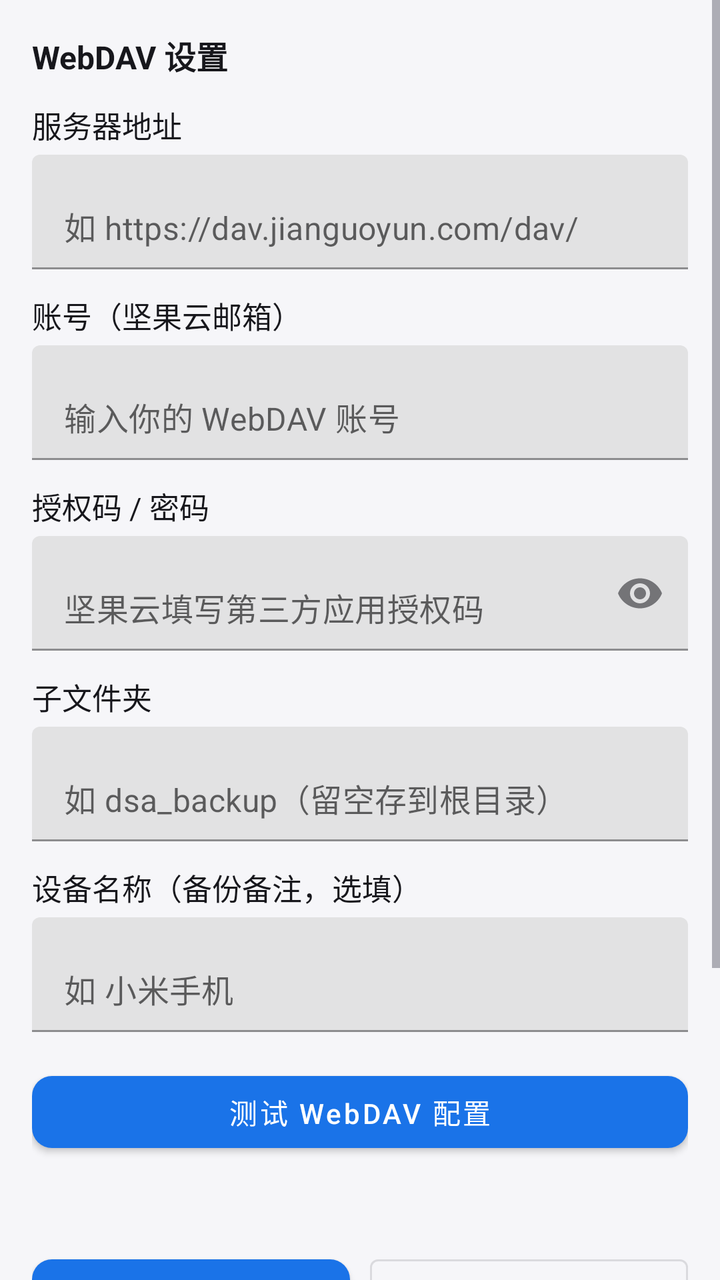
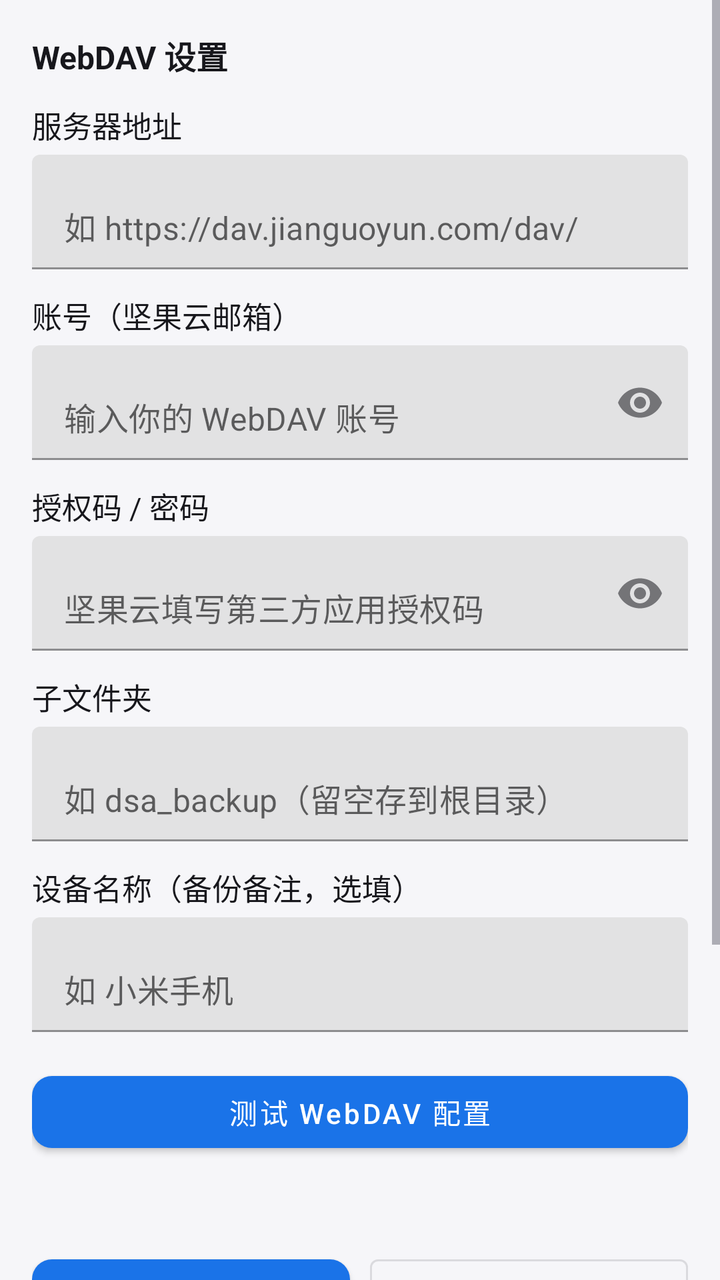

Two renders of the same Android screen: before a commit and after it. Below are the layout's source before the change and the commit's diff.
<!-- AndroidManifest.xml: application theme Theme.DsaMobile -->
<!-- res/layout/activity_backup.xml -->
<?xml version="1.0" encoding="utf-8"?>
<ScrollView xmlns:android="http://schemas.android.com/apk/res/android"
    xmlns:app="http://schemas.android.com/apk/res-auto"
    android:layout_width="match_parent"
    android:layout_height="match_parent">

    <LinearLayout
        android:layout_width="match_parent"
        android:layout_height="wrap_content"
        android:orientation="vertical"
        android:padding="16dp">

        <TextView
            android:layout_width="match_parent"
            android:layout_height="wrap_content"
            android:text="WebDAV 设置"
            android:textColor="?attr/dsaText"
            android:textSize="16sp"
            android:textStyle="bold" />

        <TextView
            android:layout_width="match_parent"
            android:layout_height="wrap_content"
            android:layout_marginTop="12dp"
            android:text="服务器地址"
            android:textColor="?attr/dsaText"
            android:textSize="15sp" />

        <com.google.android.material.textfield.TextInputLayout
            android:layout_width="match_parent"
            android:layout_height="wrap_content"
            android:layout_marginTop="4dp"
            app:hintEnabled="false">

            <com.google.android.material.textfield.TextInputEditText
                android:id="@+id/et_url"
                android:layout_width="match_parent"
                android:layout_height="wrap_content"
                android:hint="如 https://dav.jianguoyun.com/dav/"
                android:inputType="textUri"
                android:singleLine="true" />
        </com.google.android.material.textfield.TextInputLayout>

        <TextView
            android:layout_width="match_parent"
            android:layout_height="wrap_content"
            android:layout_marginTop="12dp"
            android:text="账号（坚果云邮箱）"
            android:textColor="?attr/dsaText"
            android:textSize="15sp" />

        <com.google.android.material.textfield.TextInputLayout
            android:layout_width="match_parent"
            android:layout_height="wrap_content"
            android:layout_marginTop="4dp"
            app:hintEnabled="false">

            <com.google.android.material.textfield.TextInputEditText
                android:id="@+id/et_user"
                android:layout_width="match_parent"
                android:layout_height="wrap_content"
                android:hint="输入你的 WebDAV 账号"
                android:inputType="textEmailAddress"
                android:singleLine="true" />
        </com.google.android.material.textfield.TextInputLayout>

        <TextView
            android:layout_width="match_parent"
            android:layout_height="wrap_content"
            android:layout_marginTop="12dp"
            android:text="授权码 / 密码"
            android:textColor="?attr/dsaText"
            android:textSize="15sp" />

        <com.google.android.material.textfield.TextInputLayout
            android:layout_width="match_parent"
            android:layout_height="wrap_content"
            android:layout_marginTop="4dp"
            app:hintEnabled="false"
            app:endIconMode="password_toggle">

            <com.google.android.material.textfield.TextInputEditText
                android:id="@+id/et_pass"
                android:layout_width="match_parent"
                android:layout_height="wrap_content"
                android:hint="坚果云填写第三方应用授权码"
                android:inputType="textPassword" />
        </com.google.android.material.textfield.TextInputLayout>

        <TextView
            android:layout_width="match_parent"
            android:layout_height="wrap_content"
            android:layout_marginTop="12dp"
            android:text="子文件夹"
            android:textColor="?attr/dsaText"
            android:textSize="15sp" />

        <com.google.android.material.textfield.TextInputLayout
            android:layout_width="match_parent"
            android:layout_height="wrap_content"
            android:layout_marginTop="4dp"
            app:hintEnabled="false">

            <com.google.android.material.textfield.TextInputEditText
                android:id="@+id/et_folder"
                android:layout_width="match_parent"
                android:layout_height="wrap_content"
                android:hint="如 dsa_backup（留空存到根目录）"
                android:inputType="text"
                android:singleLine="true" />
        </com.google.android.material.textfield.TextInputLayout>

        <TextView
            android:layout_width="match_parent"
            android:layout_height="wrap_content"
            android:layout_marginTop="12dp"
            android:text="设备名称（备份备注，选填）"
            android:textColor="?attr/dsaText"
            android:textSize="15sp" />

        <com.google.android.material.textfield.TextInputLayout
            android:layout_width="match_parent"
            android:layout_height="wrap_content"
            android:layout_marginTop="4dp"
            app:hintEnabled="false">

            <com.google.android.material.textfield.TextInputEditText
                android:id="@+id/et_device"
                android:layout_width="match_parent"
                android:layout_height="wrap_content"
                android:hint="如 小米手机"
                android:inputType="text"
                android:singleLine="true" />
        </com.google.android.material.textfield.TextInputLayout>

        <com.google.android.material.button.MaterialButton
            android:id="@+id/btn_test"
            android:layout_width="match_parent"
            android:layout_height="wrap_content"
            android:layout_marginTop="16dp"
            android:text="测试 WebDAV 配置"
            app:backgroundTint="?attr/dsaPrimary" />

        <TextView
            android:id="@+id/tv_status"
            android:layout_width="match_parent"
            android:layout_height="wrap_content"
            android:layout_marginTop="10dp"
            android:textColor="?attr/dsaText2"
            android:textSize="13sp" />

        <LinearLayout
            android:layout_width="match_parent"
            android:layout_height="wrap_content"
            android:layout_marginTop="16dp"
            android:orientation="horizontal">

            <com.google.android.material.button.MaterialButton
                android:id="@+id/btn_backup"
                android:layout_width="0dp"
                android:layout_height="wrap_content"
                android:layout_weight="1"
                android:text="备份到云端"
                app:backgroundTint="?attr/dsaPrimary" />

            <com.google.android.material.button.MaterialButton
                android:id="@+id/btn_restore"
                android:layout_width="0dp"
                android:layout_height="wrap_content"
                android:layout_marginStart="10dp"
                android:layout_weight="1"
                android:text="从云端恢复"
                style="@style/Widget.MaterialComponents.Button.OutlinedButton" />
        </LinearLayout>

        <TextView
            android:layout_width="match_parent"
            android:layout_height="wrap_content"
            android:layout_marginTop="16dp"
            android:lineSpacingExtra="4dp"
            android:text="备份内容：数据源 API 配置、新闻检索 API 配置、AI 模型配置，以及主题、标签、已添加的自选股列表、历史分析报告、历史选股等基础设置；恢复时会一并还原自选股。\n\n坚果云请在「账户信息 → 安全选项 → 第三方应用授权」生成授权码，账号填写登录邮箱；恢复将覆盖本机当前设置，建议先备份一次。"
            android:textColor="?attr/dsaText2"
            android:textSize="12sp" />
    </LinearLayout>
</ScrollView>
<!-- resources referenced by this layout -->
<resources>
  <style name="Theme.DsaMobile" parent="Theme.Dsa.Blue" />
  <style name="Theme.Dsa.Blue" parent="Theme.Dsa.Base" />
  <color name="theme_blue">#1A73E8</color>
  <color name="theme_blue_dark">#1557B0</color>
  <color name="soft_blue">#E8F0FE</color>
  <color name="light_card">#FFFFFF</color>
  <color name="light_text">#17171C</color>
  <color name="light_text2">#6B6B76</color>
  <color name="light_bg">#F6F6F9</color>
  <color name="light_surface2">#EFEFF3</color>
  <color name="light_divider">#E6E6EC</color>
  <color name="glass_tint_light">#F2FFFFFF</color>
  <color name="glass_stroke_light">#14000000</color>
  <color name="glass_hi_light">#14FFFFFF</color>
  <color name="nav_glass_light">#59FFFFFF</color>
  <style name="Widget.Dsa.Button" parent="Widget.MaterialComponents.Button">
          <item name="cornerRadius">10dp</item>
          <item name="android:textAllCaps">false</item>
      </style>
  <style name="Widget.Dsa.Fab" parent="Widget.MaterialComponents.FloatingActionButton">
          <item name="backgroundTint">?attr/dsaPrimary</item>
          <item name="tint">@color/light_card</item>
          <item name="shapeAppearanceOverlay">@style/ShapeAppearance.Dsa.Fab</item>
      </style>
  <style name="Widget.Dsa.AlertDialog" parent="MaterialAlertDialog.MaterialComponents">
          <item name="shapeAppearanceOverlay">@style/ShapeAppearance.Dsa.Dialog</item>
          <item name="backgroundTint">?attr/dsaCard</item>
          <item name="buttonBarPositiveButtonStyle">@style/Widget.Dsa.DialogButton</item>
          <item name="buttonBarNegativeButtonStyle">@style/Widget.Dsa.DialogButton</item>
      </style>
  <style name="Widget.Dsa.ActionBarTitle" parent="TextAppearance.Widget.AppCompat.Toolbar.Title">
          <item name="android:textSize">18sp</item>
          <item name="android:textStyle">bold</item>
          <item name="android:letterSpacing">0.01</item>
      </style>
  <style name="ShapeAppearance.Dsa.Fab" parent="ShapeAppearance.MaterialComponents.LargeComponent">
          <item name="cornerFamily">rounded</item>
          <item name="cornerSize">16dp</item>
      </style>
  <!-- drawable bottom_nav_color (drawable) -->
  <?xml version="1.0" encoding="utf-8"?>
  <selector xmlns:android="http://schemas.android.com/apk/res/android">
      <item android:color="?attr/dsaOnPrimary" android:state_checked="true" />
      <item android:color="?attr/dsaText2" />
  </selector>
  <style name="Widget.Dsa.NavIndicator" parent="Widget.Material3.BottomNavigationView.ActiveIndicator">
          <item name="android:color">?attr/dsaPrimary</item>
          <item name="shapeAppearance">@style/ShapeAppearance.Dsa.NavPill</item>
          <item name="marginHorizontal">6dp</item>
      </style>
  <style name="TextAppearance.Dsa.NavActive" parent="TextAppearance.MaterialComponents.Caption">
          <item name="android:textSize">11sp</item>
          <item name="android:textStyle">bold</item>
          <item name="android:textColor">?attr/dsaOnPrimary</item>
      </style>
  <style name="TextAppearance.Dsa.NavInactive" parent="TextAppearance.MaterialComponents.Caption">
          <item name="android:textSize">11sp</item>
          <item name="android:textColor">?attr/dsaText2</item>
      </style>
  <style name="ShapeAppearance.Dsa.Dialog" parent="ShapeAppearance.MaterialComponents.LargeComponent">
          <item name="cornerFamily">rounded</item>
          <item name="cornerSize">28dp</item>
      </style>
  <style name="Widget.Dsa.DialogButton" parent="Widget.MaterialComponents.Button.TextButton">
          <item name="android:textAllCaps">false</item>
          <item name="android:textColor">?attr/dsaPrimary</item>
      </style>
  <style name="ShapeAppearance.Dsa.NavPill" parent="ShapeAppearance.MaterialComponents.LargeComponent">
          <item name="cornerFamily">rounded</item>
          <item name="cornerSize">100dp</item>
      </style>
  <!-- unchanged entries left out for length: 4 -->
</resources>

<!-- the commit's change to res/layout/activity_backup.xml (unified diff, before → after) -->
@@ -53,6 +53,7 @@
             android:layout_width="match_parent"
             android:layout_height="wrap_content"
             android:layout_marginTop="4dp"
+            app:endIconMode="password_toggle"
             app:hintEnabled="false">
 
             <com.google.android.material.textfield.TextInputEditText
@@ -60,7 +61,7 @@
                 android:layout_width="match_parent"
                 android:layout_height="wrap_content"
                 android:hint="输入你的 WebDAV 账号"
-                android:inputType="textEmailAddress"
+                android:inputType="textPassword"
                 android:singleLine="true" />
         </com.google.android.material.textfield.TextInputLayout>
 
@@ -178,7 +179,7 @@
             android:layout_height="wrap_content"
             android:layout_marginTop="16dp"
             android:lineSpacingExtra="4dp"
-            android:text="备份内容：数据源 API 配置、新闻检索 API 配置、AI 模型配置，以及主题、标签、已添加的自选股列表、历史分析报告、历史选股等基础设置；恢复时会一并还原自选股。\n\n坚果云请在「账户信息 → 安全选项 → 第三方应用授权」生成授权码，账号填写登录邮箱；恢复将覆盖本机当前设置，建议先备份一次。"
+            android:text="备份内容：数据源 API 配置、新闻检索 API 配置、AI 模型配置，以及主题、标签、已添加的自选股列表、历史分析报告（含你收藏的 AI 报告及其收藏标记）、历史选股等基础设置；恢复时会一并还原自选股与收藏的 AI 报告。\n\n坚果云请在「账户信息 → 安全选项 → 第三方应用授权」生成授权码，账号填写登录邮箱；恢复将覆盖本机当前设置，建议先备份一次。"
             android:textColor="?attr/dsaText2"
             android:textSize="12sp" />
     </LinearLayout>
